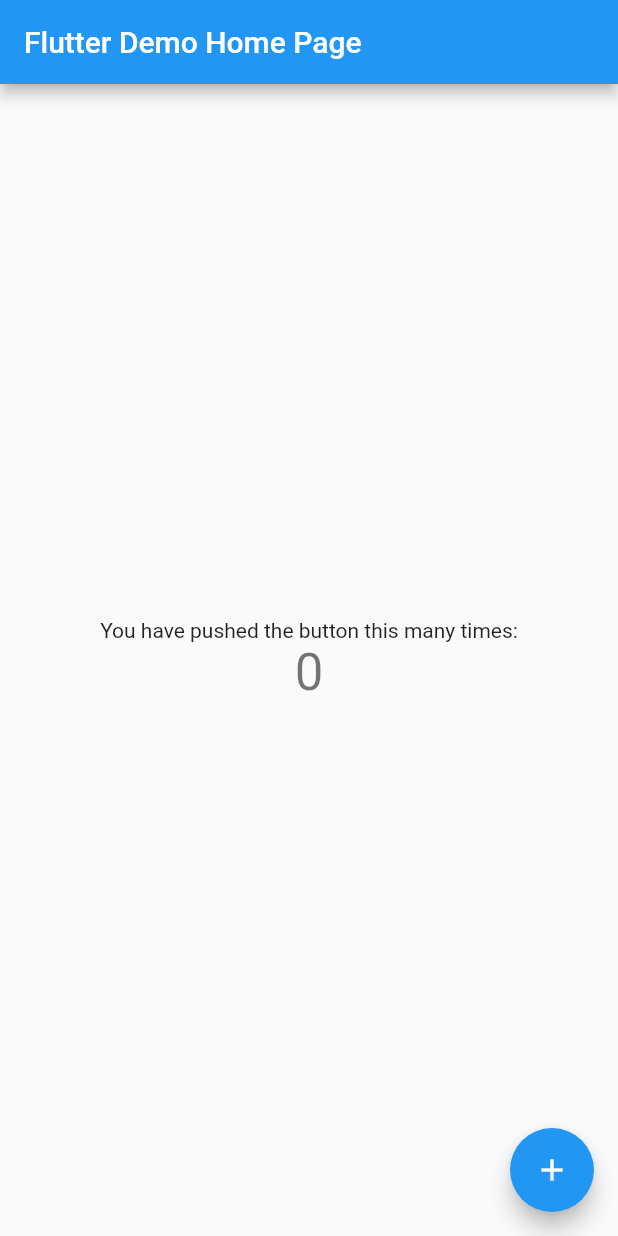
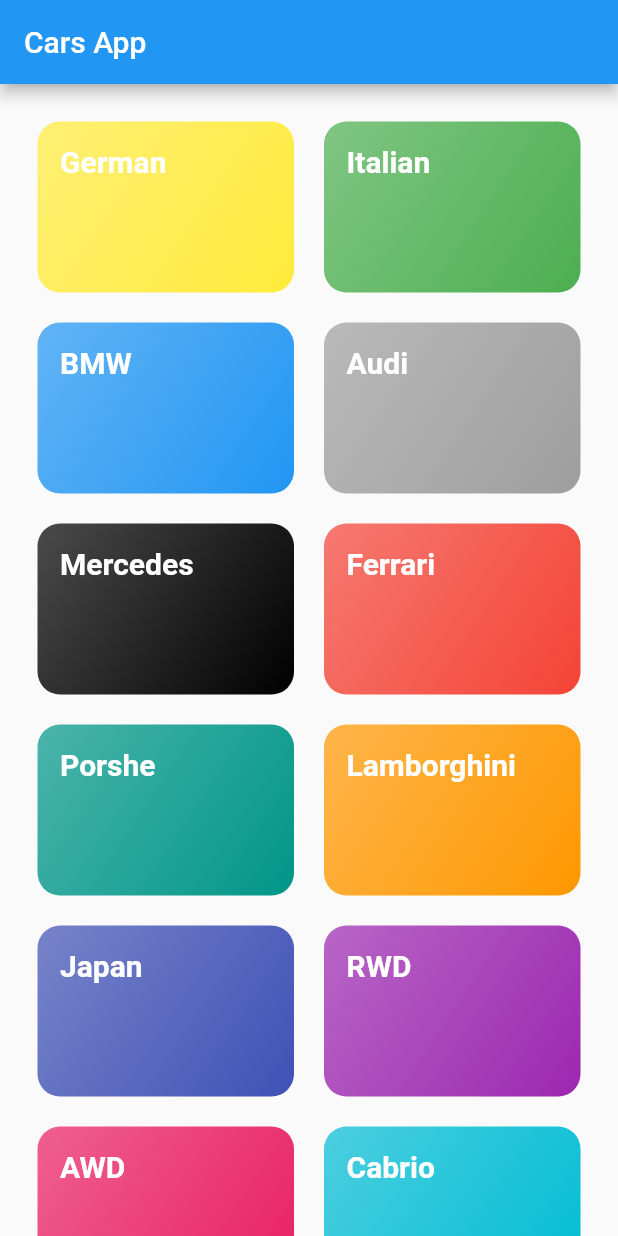
Before and after one commit to norberthanysz/CarsLibraryApp, a Flutter app: the screen it shows after launch, on a phone screen of 412 x 824 dp. Run offline on Flutter 3.47's test engine with Material 2 defaults, Android fonts, the phone set to English and light mode, and no system bars; Roboto replaces fonts that are missing (Raleway, RobotoCondensed).

Commit message:
Add category page

```diff
--- /dev/null
+++ b/lib/categories_screen.dart
@@ -0,0 +1,30 @@
+import 'package:flutter/material.dart';
+
+import './DUMMY_DATA.dart';
+import './category_item.dart';
+
+class CategoriesScreen extends StatelessWidget {
+  @override
+  Widget build(BuildContext context) {
+    return Scaffold(
+      appBar: AppBar(
+        title: Text("Cars App"),
+      ),
+      body: GridView(
+        padding: EdgeInsets.all(25),
+        children: DUMMY_CATEGORIES
+            .map((categoryData) => CategoryItem(
+                  categoryData.name,
+                  categoryData.color,
+                ))
+            .toList(),
+        gridDelegate: SliverGridDelegateWithMaxCrossAxisExtent(
+          maxCrossAxisExtent: 200,
+          childAspectRatio: 3 / 2,
+          crossAxisSpacing: 20,
+          mainAxisSpacing: 20,
+        ),
+      ),
+    );
+  }
+}
--- /dev/null
+++ b/lib/category_item.dart
@@ -0,0 +1,33 @@
+import 'package:flutter/material.dart';
+
+class CategoryItem extends StatelessWidget {
+  final String name;
+  final Color color;
+
+  CategoryItem(
+    this.name,
+    this.color,
+  );
+
+  @override
+  Widget build(BuildContext context) {
+    return Container(
+      padding: EdgeInsets.all(15),
+      child: Text(
+        name,
+        style: Theme.of(context).textTheme.headline6,
+      ),
+      decoration: BoxDecoration(
+        gradient: LinearGradient(
+          colors: [
+            color.withOpacity(0.7),
+            color,
+          ],
+          begin: Alignment.topLeft,
+          end: Alignment.bottomRight,
+        ),
+        borderRadius: BorderRadius.circular(15),
+      ),
+    );
+  }
+}
--- /dev/null
+++ b/lib/dummy_data.dart
@@ -0,0 +1,76 @@
+import 'package:flutter/material.dart';
+
+import './models/category.dart';
+
+const DUMMY_CATEGORIES = const [
+  Category(
+    id: "c0",
+    name: "German",
+    color: Colors.yellow,
+  ),
+  Category(
+    id: "c1",
+    name: "Italian",
+    color: Colors.green,
+  ),
+  Category(
+    id: "c2",
+    name: "BMW",
+    color: Colors.blue,
+  ),
+  Category(
+    id: "c3",
+    name: "Audi",
+    color: Colors.grey,
+  ),
+  Category(
+    id: "c4",
+    name: "Mercedes",
+    color: Colors.black,
+  ),
+  Category(
+    id: "c5",
+    name: "Ferrari",
+    color: Colors.red,
+  ),
+  Category(
+    id: "c6",
+    name: "Porshe",
+    color: Colors.teal,
+  ),
+  Category(
+    id: "c7",
+    name: "Lamborghini",
+    color: Colors.orange,
+  ),
+  Category(
+    id: "c8",
+    name: "Japan",
+    color: Colors.indigo,
+  ),
+  Category(
+    id: "c9",
+    name: "RWD",
+    color: Colors.purple,
+  ),
+  Category(
+    id: "c10",
+    name: "AWD",
+    color: Colors.pink,
+  ),
+  Category(
+    id: "c11",
+    name: "Cabrio",
+    color: Colors.cyan,
+  ),
+  Category(
+    id: "c12",
+    name: "Sport",
+    color: Colors.amber,
+  ),
+  Category(
+    id: "c13",
+    name: "SUV",
+    color: Colors.lime,
+  ),
+];
--- a/lib/main.dart
+++ b/lib/main.dart
@@ -1,113 +1,27 @@
 import 'package:flutter/material.dart';
 
-void main() {
-  runApp(MyApp());
-}
+import './categories_screen.dart';
+
+void main() => runApp(MyApp());
 
 class MyApp extends StatelessWidget {
-  // This widget is the root of your application.
   @override
   Widget build(BuildContext context) {
     return MaterialApp(
-      title: 'Flutter Demo',
+      title: 'Cars App',
       theme: ThemeData(
-        // This is the theme of your application.
-        //
-        // Try running your application with "flutter run". You'll see the
-        // application has a blue toolbar. Then, without quitting the app, try
-        // changing the primarySwatch below to Colors.green and then invoke
-        // "hot reload" (press "r" in the console where you ran "flutter run",
-        // or simply save your changes to "hot reload" in a Flutter IDE).
-        // Notice that the counter didn't reset back to zero; the application
-        // is not restarted.
         primarySwatch: Colors.blue,
+        accentColor: Colors.deepOrange,
+        fontFamily: 'Raleway',
+        textTheme: ThemeData.light().textTheme.copyWith(
+                headline6: TextStyle(
+              fontSize: 20,
+              fontFamily: 'RobotoCondensed',
+              fontWeight: FontWeight.bold,
+              color: Colors.white,
+            )),
       ),
-      home: MyHomePage(title: 'Flutter Demo Home Page'),
+      home: CategoriesScreen(),
     );
   }
 }
-
-class MyHomePage extends StatefulWidget {
-  MyHomePage({Key key, this.title}) : super(key: key);
-
-  // This widget is the home page of your application. It is stateful, meaning
-  // that it has a State object (defined below) that contains fields that affect
-  // how it looks.
-
-  // This class is the configuration for the state. It holds the values (in this
-  // case the title) provided by the parent (in this case the App widget) and
-  // used by the build method of the State. Fields in a Widget subclass are
-  // always marked "final".
-
-  final String title;
-
-  @override
-  _MyHomePageState createState() => _MyHomePageState();
-}
-
-class _MyHomePageState extends State<MyHomePage> {
-  int _counter = 0;
-
-  void _incrementCounter() {
-    setState(() {
-      // This call to setState tells the Flutter framework that something has
-      // changed in this State, which causes it to rerun the build method below
-      // so that the display can reflect the updated values. If we changed
-      // _counter without calling setState(), then the build method would not be
-      // called again, and so nothing would appear to happen.
-      _counter++;
-    });
-  }
-
-  @override
-  Widget build(BuildContext context) {
-    // This method is rerun every time setState is called, for instance as done
-    // by the _incrementCounter method above.
-    //
-    // The Flutter framework has been optimized to make rerunning build methods
-    // fast, so that you can just rebuild anything that needs updating rather
-    // than having to individually change instances of widgets.
-    return Scaffold(
-      appBar: AppBar(
-        // Here we take the value from the MyHomePage object that was created by
-        // the App.build method, and use it to set our appbar title.
-        title: Text(widget.title),
-      ),
-      body: Center(
-        // Center is a layout widget. It takes a single child and positions it
-        // in the middle of the parent.
-        child: Column(
-          // Column is also a layout widget. It takes a list of children and
-          // arranges them vertically. By default, it sizes itself to fit its
-          // children horizontally, and tries to be as tall as its parent.
-          //
-          // Invoke "debug painting" (press "p" in the console, choose the
-          // "Toggle Debug Paint" action from the Flutter Inspector in Android
-          // Studio, or the "Toggle Debug Paint" command in Visual Studio Code)
-          // to see the wireframe for each widget.
-          //
-          // Column has various properties to control how it sizes itself and
-          // how it positions its children. Here we use mainAxisAlignment to
-          // center the children vertically; the main axis here is the vertical
-          // axis because Columns are vertical (the cross axis would be
-          // horizontal).
-          mainAxisAlignment: MainAxisAlignment.center,
-          children: <Widget>[
-            Text(
-              'You have pushed the button this many times:',
-            ),
-            Text(
-              '$_counter',
-              style: Theme.of(context).textTheme.headline4,
-            ),
-          ],
-        ),
-      ),
-      floatingActionButton: FloatingActionButton(
-        onPressed: _incrementCounter,
-        tooltip: 'Increment',
-        child: Icon(Icons.add),
-      ), // This trailing comma makes auto-formatting nicer for build methods.
-    );
-  }
-}
--- /dev/null
+++ b/lib/models/category.dart
@@ -0,0 +1,13 @@
+import 'package:flutter/material.dart';
+
+class Category {
+  final String id;
+  final String name;
+  final Color color;
+
+  const Category({
+    @required this.id,
+    @required this.name,
+    this.color = Colors.red,
+  });
+}
```
